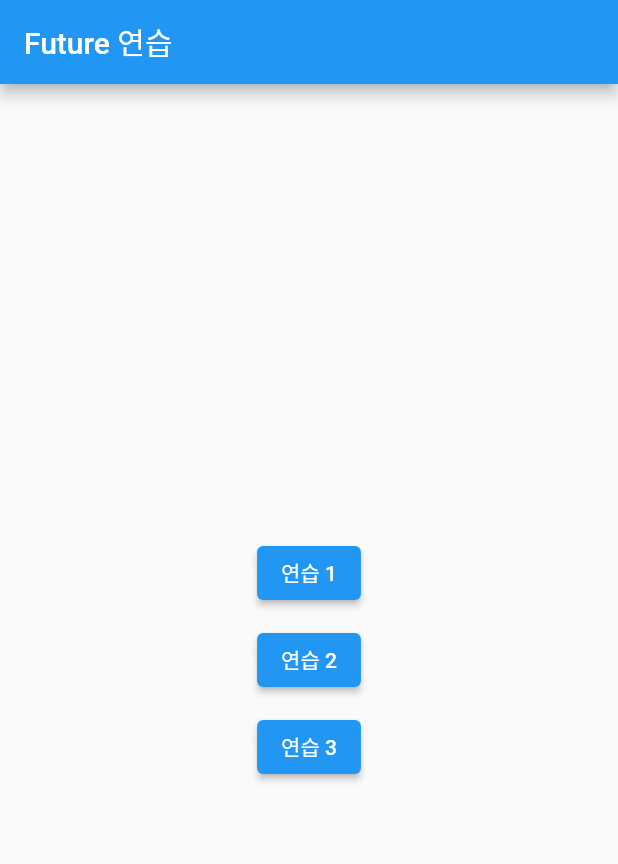
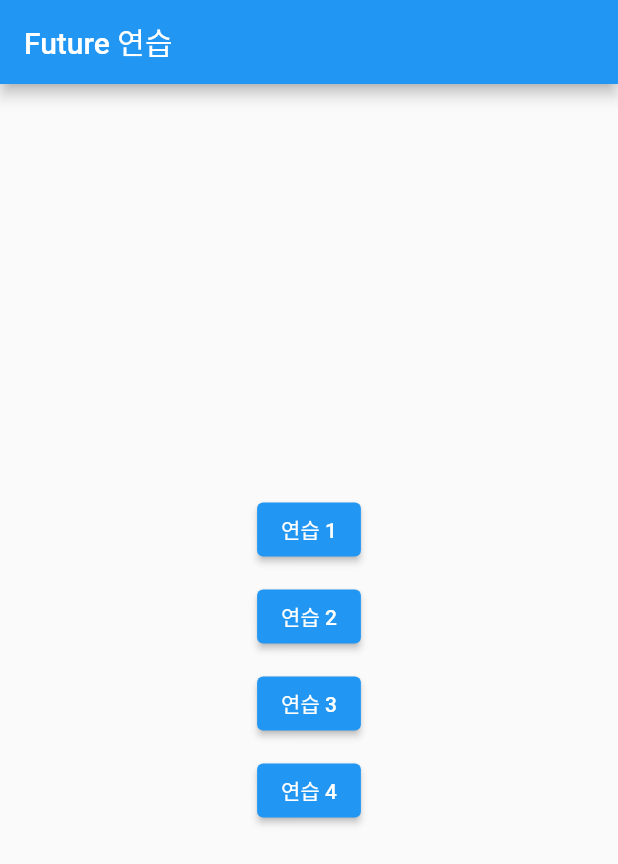
Before and after one commit to fulmoon/exam_future, a Flutter app: the screen it shows after launch, on a phone screen of 412 x 824 dp. Shown: the top 864 px of the screen. Run offline on Flutter 3.47's test engine with Material 2 defaults, Android fonts, the phone set to English and light mode, and no system bars.

Commit message:
style: exam4 is it possable? on Mini

```diff
--- a/lib/future_exam.dart
+++ b/lib/future_exam.dart
@@ -45,6 +45,19 @@ class FutureExam extends StatelessWidget {
                 onPressed: exam3,
                 child: const Text('연습 3'),
               ),
+              const SizedBox(
+                width: 200,
+                height: 10,
+              ),
+              ElevatedButton(
+                onPressed: () async {
+                  for (int i = 5; i > 0; i--) {
+                    await Future.delayed(Duration(seconds: 1))
+                        .then((value) => print(i));
+                  }
+                },
+                child: const Text('연습 4'),
+              ),
             ],
           ),
         ));
@@ -80,16 +93,14 @@ class FutureExam extends StatelessWidget {
     return data;
   }
 
-  Future<String> exam1_3() async{
+  Future<String> exam1_3() async {
     await Future.delayed(const Duration(seconds: 3));
-    return('world');
-
+    return ('world');
   }
 
-  Future exam1_1() async{
+  Future exam1_1() async {
     await Future.delayed(const Duration(seconds: 3));
 
     print('World!');
   }
-
 }
```
Lines whose indentation alone changed are shown as unchanged.
